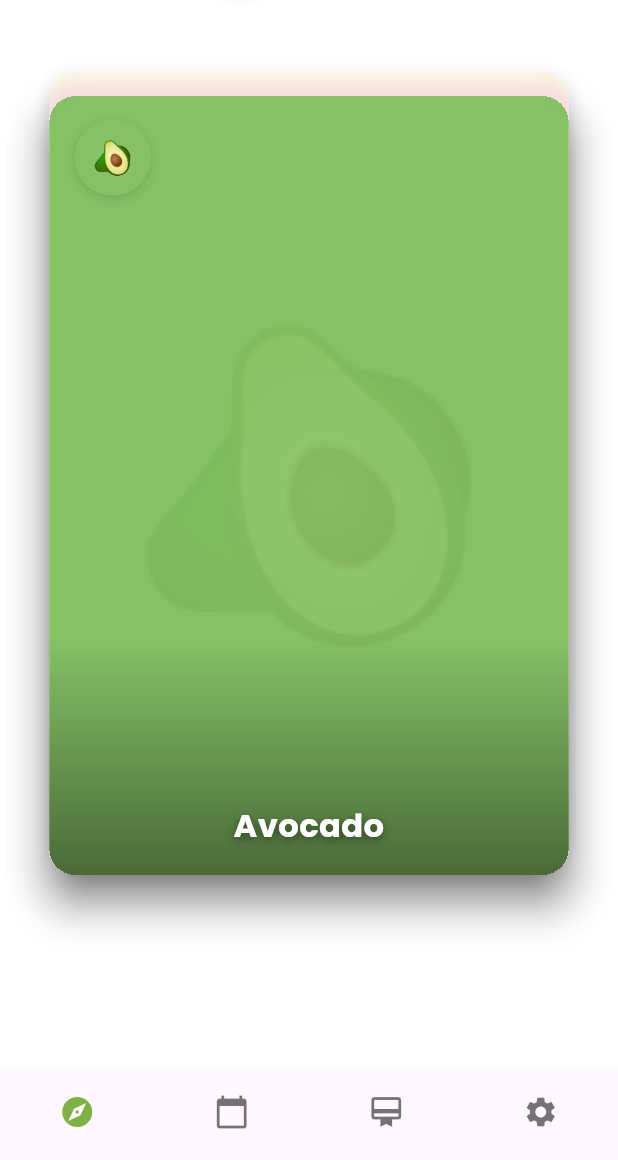
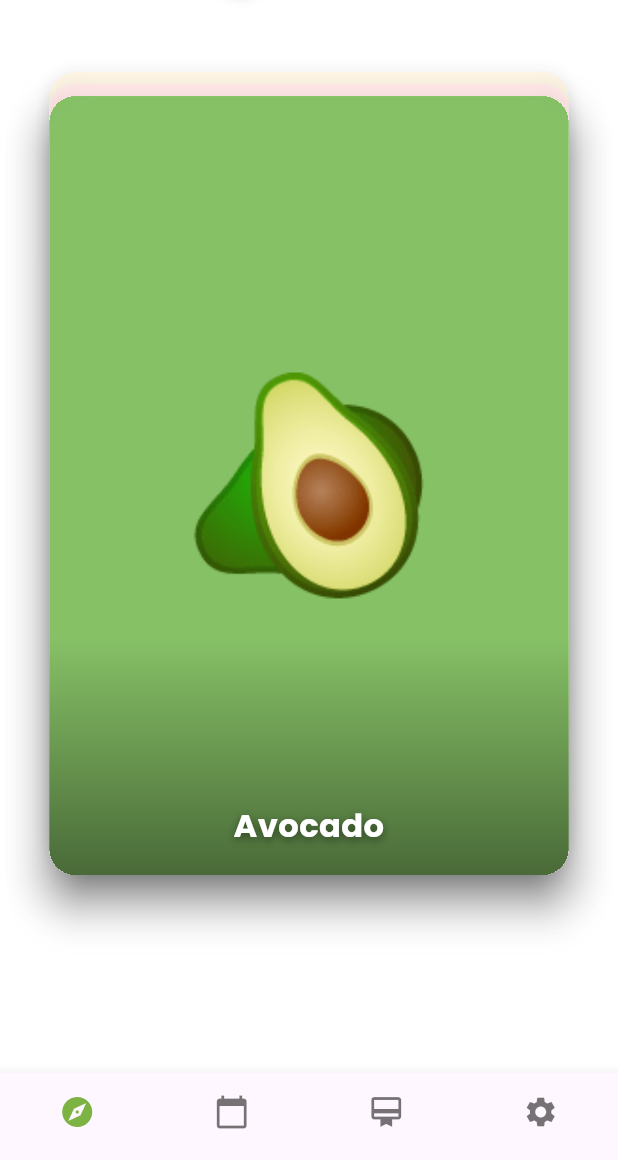
Before and after one commit to s4l1hs/Swipeat, a Flutter app: the screen it shows once a user with an empty profile is signed in, on a phone screen of 412 x 824 dp, the part 76-1236 px from its top. Run offline on Flutter 3.47's test engine with Material 3 defaults, Android fonts, the phone set to English and light mode, and no system bars; our stand-ins replace firebase_auth, firebase_core, firebase_messaging, flutter_screenutil, google_fonts, google_sign_in and 1 more; accounts and stored records are empty; network calls fail.

Commit message:
Make central emoji opaque and remove top-left badge on cards

```diff
--- a/swipeat_app/lib/widgets/swipe_stack.dart
+++ b/swipeat_app/lib/widgets/swipe_stack.dart
@@ -210,31 +210,12 @@ class _SwipeStackState extends State<SwipeStack> with SingleTickerProviderStateM
                     color: bg,
                     child: Stack(
                       children: [
-                        // centered big faint emoji as decorative background (low opacity)
+                        // centered big emoji as the clear, primary icon for the card
                         Center(
-                          child: Opacity(
-                            opacity: 0.08,
-                            child: Text(
-                              emoji,
-                              style: TextStyle(fontSize: 200.sp),
-                            ),
-                          ),
-                        ),
-                        // circular badge at top-left
-                        Positioned(
-                          top: 16.h,
-                          left: 16.w,
-                          child: Container(
-                            width: 48.w,
-                            height: 48.w,
-                            decoration: BoxDecoration(
-                              color: bg,
-                              shape: BoxShape.circle,
-                              boxShadow: [BoxShadow(color: Color.fromRGBO(0, 0, 0, 0.12), blurRadius: 6, offset: Offset(0, 2))],
-                            ),
-                            child: Center(
-                              child: Text(emoji, style: TextStyle(fontSize: 22.sp)),
-                            ),
+                          child: Text(
+                            emoji,
+                            // slightly larger but not so large that it obscures the name overlay
+                            style: TextStyle(fontSize: 140.sp),
                           ),
                         ),
                       ],
```
